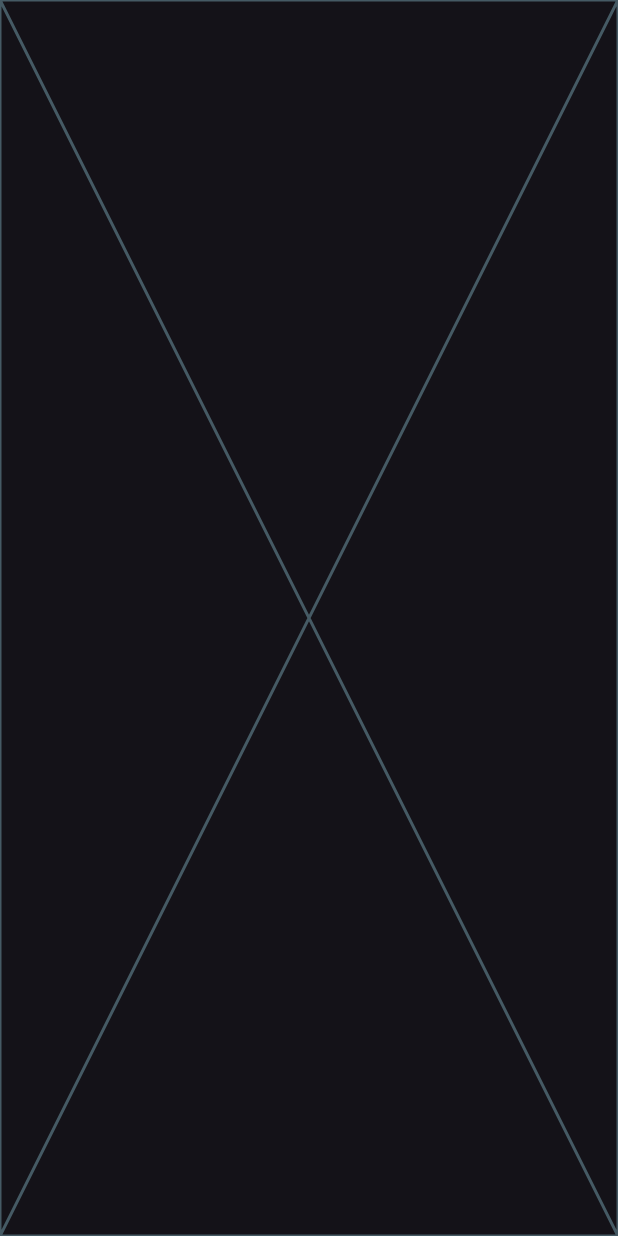
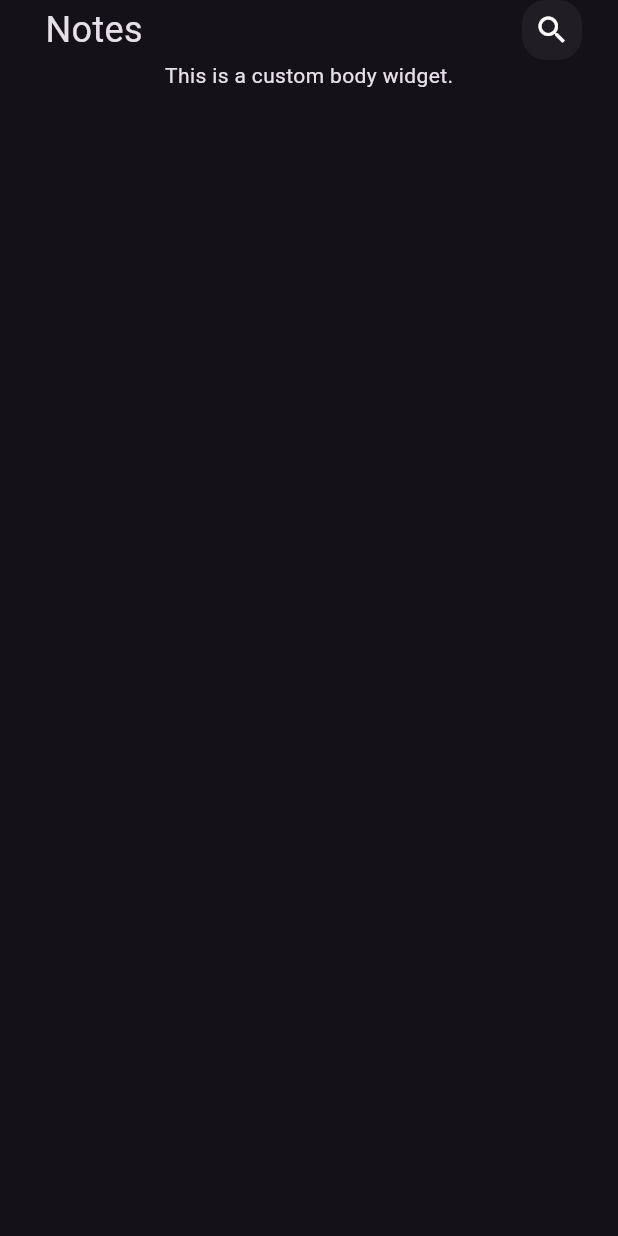
Before and after one commit to m7mdmaken/simple_notes_app, a Flutter app: the screen it shows after launch, on a phone screen of 412 x 824 dp. Run offline on Flutter 3.47's test engine with Material 3 defaults, Android fonts, the light colour scheme and no system bars.

Commit message:
CUSTOM APP BAR

```diff
--- a/lib/main.dart
+++ b/lib/main.dart
@@ -11,6 +11,7 @@ class SimpleNotesApp extends StatelessWidget {
   @override
   Widget build(BuildContext context) {
     return MaterialApp(
+        debugShowCheckedModeBanner: false,
         home: const NotesView(),
         theme: ThemeData(
           brightness: Brightness.dark,
--- a/lib/views/notes_view.dart
+++ b/lib/views/notes_view.dart
@@ -6,8 +6,10 @@ class NotesView extends StatelessWidget {
 
   @override
   Widget build(BuildContext context) {
-    return const Scaffold(
-      body: CustomBody(),
+    return const SafeArea(
+      child: Scaffold(
+        body: CustomBody(),
+      ),
     );
   }
 }
--- /dev/null
+++ b/lib/widgets/custom_appbar.dart
@@ -0,0 +1,17 @@
+import 'package:flutter/material.dart';
+import 'package:simple_notes_app/widgets/custom_search_icon.dart';
+
+class CustomAppBar extends StatelessWidget {
+  const CustomAppBar({super.key});
+
+  @override
+  Widget build(BuildContext context) {
+    return const Row(
+      mainAxisAlignment: MainAxisAlignment.spaceBetween,
+      children: [
+        Text(' Notes ', style: TextStyle(fontSize: 24)),
+        CustomSearchIcon(),
+      ],
+    );
+  }
+}
--- a/lib/widgets/custom_body.dart
+++ b/lib/widgets/custom_body.dart
@@ -1,10 +1,19 @@
 import 'package:flutter/material.dart';
+import 'package:simple_notes_app/widgets/custom_appbar.dart';
 
 class CustomBody extends StatelessWidget {
   const CustomBody({super.key});
 
   @override
   Widget build(BuildContext context) {
-    return const Placeholder();
+    return const Padding(
+      padding: EdgeInsets.symmetric(horizontal: 24),
+      child: Column(
+        children: [
+          CustomAppBar(),
+          Text('This is a custom body widget.'),
+        ],
+      ),
+    );
   }
 }
--- /dev/null
+++ b/lib/widgets/custom_search_icon.dart
@@ -0,0 +1,18 @@
+import 'package:flutter/material.dart';
+
+class CustomSearchIcon extends StatelessWidget {
+  const CustomSearchIcon({super.key});
+
+  @override
+  Widget build(BuildContext context) {
+    return Container(
+      height: 40,
+      width: 40,
+      decoration: BoxDecoration(
+        color: Colors.white.withOpacity(0.05),
+        borderRadius: BorderRadius.circular(16),
+      ),
+      child: const Center(child: Icon(Icons.search)),
+    );
+  }
+}
```
